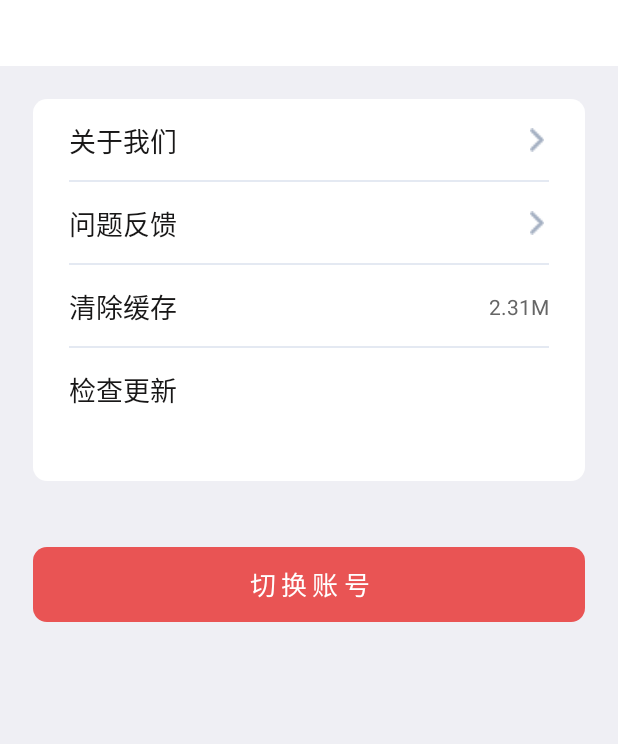
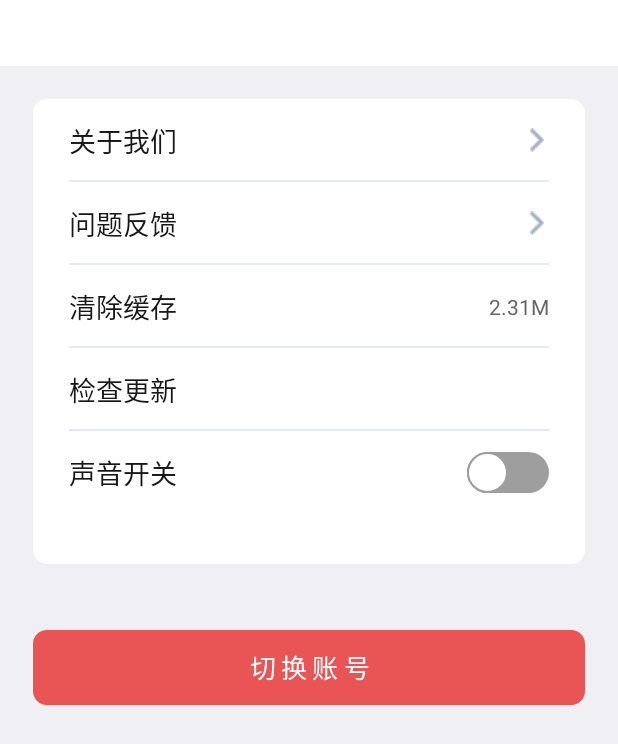
Before and after one commit to flappy8023/jftt, an Android app: the layout activity_setting.xml on its own in the app's theme, with its tools: preview values and no code run, on a phone screen of 412 x 824 dp. Shown: the top 744 px of the screen. Run offline under Robolectric (Android 15) with nearby library versions, the phone set to English and light mode, and no system bars.

Commit message:
增加滑动声音开关

```diff
--- a/app/src/main/java/com/jmtad/jftt/config/Constants.java
+++ b/app/src/main/java/com/jmtad/jftt/config/Constants.java
@@ -10,4 +10,5 @@ public class Constants {
      * 默认的apk下载地址,微信授权后重定向到下载页面
      */
     public static final String APK_DOWNLOAD_URL = "https://youku.linkgift.cn/giftpay_oil_depot/user/wxAuth";
+    public static boolean soundSwtich = true;
 }
--- a/app/src/main/java/com/jmtad/jftt/module/main/ui/HomeActivity.java
+++ b/app/src/main/java/com/jmtad/jftt/module/main/ui/HomeActivity.java
@@ -201,8 +201,10 @@ public class HomeActivity extends BaseActivity<MainPresenter> implements MainCon
         @Override
         public void onSlided(RecyclerView.ViewHolder viewHolder, Banner banner, int direction, int position) {
 
-            //滑动时播放声音，，，，，，！！！
-            SoundPoolUtil.getInstance(HomeActivity.this).play(1);
+            //如果声音开关打开滑动播放声音，(-_-!)
+            if (Constants.soundSwtich) {
+                SoundPoolUtil.getInstance(HomeActivity.this).play(1);
+            }
             int offset = PAGE_SIZE / 2;
             //position是当前所有浏览的计数,循环展示时会超过总数
             position = position % mTotal;
@@ -280,7 +282,9 @@ public class HomeActivity extends BaseActivity<MainPresenter> implements MainCon
 
     }
 
-    /**点赞成功回调，改变点赞数和图标颜色
+    /**
+     * 点赞成功回调，改变点赞数和图标颜色
+     *
      * @param view
      * @param stars 点赞数
      */
@@ -302,7 +306,9 @@ public class HomeActivity extends BaseActivity<MainPresenter> implements MainCon
         tvStar.setText(String.valueOf(stars));
     }
 
-    /**加载最近浏览数据
+    /**
+     * 加载最近浏览数据
+     *
      * @param bannerList
      */
     @Override
@@ -310,7 +316,9 @@ public class HomeActivity extends BaseActivity<MainPresenter> implements MainCon
         extendListHeader.showRecent(bannerList);
     }
 
-    /**加载我的收藏列表
+    /**
+     * 加载我的收藏列表
+     *
      * @param bannerList
      */
     @Override
@@ -359,7 +367,9 @@ public class HomeActivity extends BaseActivity<MainPresenter> implements MainCon
         }
     }
 
-    /**以带有二维码的图片形式分享当前图文
+    /**
+     * 以带有二维码的图片形式分享当前图文
+     *
      * @param banner 当前图文内容
      */
     @Override
@@ -415,7 +425,9 @@ public class HomeActivity extends BaseActivity<MainPresenter> implements MainCon
         presenter.starOrUnStar(banner, view);
     }
 
-    /**跳转详情页或者直接打开图文配置的连接地址
+    /**
+     * 跳转详情页或者直接打开图文配置的连接地址
+     *
      * @param banner
      */
     @Override
--- a/app/src/main/java/com/jmtad/jftt/module/setting/SettingActivity.java
+++ b/app/src/main/java/com/jmtad/jftt/module/setting/SettingActivity.java
@@ -5,7 +5,10 @@ import android.content.Intent;
 import android.os.Bundle;
 import android.support.annotation.Nullable;
 import android.text.TextUtils;
+import android.widget.CompoundButton;
 import android.widget.ImageView;
+import android.widget.RelativeLayout;
+import android.widget.Switch;
 import android.widget.TextView;
 
 import com.allenliu.versionchecklib.v2.builder.DownloadBuilder;
@@ -13,6 +16,7 @@ import com.allenliu.versionchecklib.v2.builder.UIData;
 import com.allenliu.versionchecklib.v2.callback.RequestVersionListener;
 import com.jmtad.jftt.R;
 import com.jmtad.jftt.base.BaseActivity;
+import com.jmtad.jftt.config.Constants;
 import com.jmtad.jftt.customui.dialog.CommonDialog;
 import com.jmtad.jftt.http.bean.response.BaseResponse;
 import com.jmtad.jftt.http.bean.response.CheckUpdateResp;
@@ -20,6 +24,7 @@ import com.jmtad.jftt.module.login.ui.LoginActivity;
 import com.jmtad.jftt.util.CacheUtil;
 import com.jmtad.jftt.util.CheckUpdateUtil;
 import com.jmtad.jftt.util.JsonParse;
+import com.jmtad.jftt.util.SharedPreferenceUtil;
 import com.jmtad.jftt.util.StatusBarUtil;
 import com.jmtad.jftt.util.ThreadPoolUtil;
 import com.jmtad.jftt.util.app.ApkUtil;
@@ -35,6 +40,10 @@ public class SettingActivity extends BaseActivity {
 
     @BindView(R.id.tv_total_cache)
     TextView totalCache;
+    @BindView(R.id.ll_setting_sound_switch)
+    RelativeLayout rlSoundSwitch;
+    @BindView(R.id.switch_sound)
+    Switch soundSwtich;
 
     @Override
     protected void onCreate(Bundle savedInstanceState) {
@@ -52,6 +61,12 @@ public class SettingActivity extends BaseActivity {
         ivTitleLeft.setImageResource(R.drawable.back_black);
         tvTitle.setText(getString(R.string.setting_title));
         showCache();
+        //设置声音开关
+        soundSwtich.setChecked(SharedPreferenceUtil.getInstance().getSoundSwitch());
+        soundSwtich.setOnCheckedChangeListener((compoundButton, b) -> {
+            SharedPreferenceUtil.getInstance().saveSoundSwitch(b);
+            Constants.soundSwtich = b;
+        });
     }
 
     /**
@@ -77,6 +92,10 @@ public class SettingActivity extends BaseActivity {
 
     }
 
+    @OnClick(R.id.ll_setting_sound_switch)
+    public void soundSwitch() {
+        soundSwtich.performClick();
+    }
 
     /**
      * 清除缓存
--- a/app/src/main/java/com/jmtad/jftt/util/SharedPreferenceUtil.java
+++ b/app/src/main/java/com/jmtad/jftt/util/SharedPreferenceUtil.java
@@ -23,7 +23,9 @@ public class SharedPreferenceUtil {
         UNION_ID,
         NICK_NAME,
         PHONE,
-        APK_URL
+        APK_URL,
+        //声音开关
+        SOUND_SWITCH
     }
 
     /**
@@ -75,6 +77,14 @@ public class SharedPreferenceUtil {
 
     public String getPhone() {
         return getStringData(Key.PHONE + "", "");
+    }
+
+    public void saveSoundSwitch(boolean soundSwitch) {
+        setBoolData(Key.SOUND_SWITCH + "", soundSwitch);
+    }
+
+    public boolean getSoundSwitch() {
+        return getBoolData(Key.SOUND_SWITCH + "", true);
     }
 
     public String getStringData(String key, String defaultValue) {
--- /dev/null
+++ b/app/src/main/res/drawable/thumb_close.xml
@@ -0,0 +1,14 @@
+<?xml version="1.0" encoding="utf-8"?>
+<shape xmlns:android="http://schemas.android.com/apk/res/android"
+    android:shape="rectangle">
+    <size android:height="@dimen/px_48" android:width="@dimen/px_48"/>
+    <corners android:radius="@dimen/px_24"/>
+
+    <!-- 变化率 -->
+    <gradient
+        android:endColor="#ffffff"
+        android:startColor="#ffffff" />
+
+    <stroke android:width="1dp"
+        android:color="#9e9e9e"/>
+</shape>
--- /dev/null
+++ b/app/src/main/res/drawable/thumb_open.xml
@@ -0,0 +1,16 @@
+<?xml version="1.0" encoding="utf-8"?>
+<shape xmlns:android="http://schemas.android.com/apk/res/android"
+    android:shape="rectangle">
+    <!-- 高度40 -->
+    <size android:height="@dimen/px_48" android:width="@dimen/px_48"/>
+    <!-- 圆角弧度 20 -->
+    <corners android:radius="@dimen/px_24"/>
+
+    <!-- 变化率 -->
+    <gradient
+        android:endColor="#ffffff"
+        android:startColor="#ffffff" />
+
+    <stroke android:width="1dp"
+        android:color="@color/red_1"/>
+</shape>
--- /dev/null
+++ b/app/src/main/res/drawable/thumb_selector.xml
@@ -0,0 +1,5 @@
+<?xml version="1.0" encoding="utf-8"?>
+<selector xmlns:android="http://schemas.android.com/apk/res/android">
+    <item android:drawable="@drawable/thumb_open" android:state_checked="true" />
+    <item android:drawable="@drawable/thumb_close" />
+</selector>
--- /dev/null
+++ b/app/src/main/res/drawable/track_close.xml
@@ -0,0 +1,11 @@
+<?xml version="1.0" encoding="utf-8"?>
+<shape xmlns:android="http://schemas.android.com/apk/res/android">
+    <!-- 高度  此处设置宽度无效-->
+    <size android:height="@dimen/px_30"/>
+    <corners android:radius="@dimen/px_30"/>
+
+    <!-- 变化率 定义从左到右的颜色不变 -->
+    <gradient
+        android:endColor="#9e9e9e"
+        android:startColor="#9e9e9e" />
+</shape>
--- /dev/null
+++ b/app/src/main/res/drawable/track_open.xml
@@ -0,0 +1,12 @@
+<?xml version="1.0" encoding="utf-8"?>
+<shape xmlns:android="http://schemas.android.com/apk/res/android">
+    <!-- 高度40 -->
+    <size android:height="@dimen/px_30"/>
+    <!-- 圆角弧度 20 -->
+    <corners android:radius="@dimen/px_30"/>
+
+    <!-- 变化率 -->
+    <gradient
+        android:endColor="@color/red_1"
+        android:startColor="@color/red_1" />
+</shape>
--- /dev/null
+++ b/app/src/main/res/drawable/track_selector.xml
@@ -0,0 +1,5 @@
+<?xml version="1.0" encoding="utf-8"?>
+<selector xmlns:android="http://schemas.android.com/apk/res/android">
+    <item android:state_checked="true" android:drawable="@drawable/track_open"/>
+    <item android:drawable="@drawable/track_close"/>
+</selector>
--- a/app/src/main/res/layout/activity_setting.xml
+++ b/app/src/main/res/layout/activity_setting.xml
@@ -123,19 +123,33 @@
                     android:text="@string/setting_check_update"
                     android:textColor="@color/black_textColor"
                     android:textSize="@dimen/sp_32" />
+                <View
+                    android:layout_width="match_parent"
+                    android:layout_height="1dp"
+                    android:layout_alignParentBottom="true"
+                    android:background="@color/gray_1" />
+            </RelativeLayout>
+            <RelativeLayout
+                android:id="@+id/ll_setting_sound_switch"
+                android:layout_width="match_parent"
+                android:layout_height="@dimen/px_100">
 
-                <!--<ImageView-->
-                <!--android:layout_width="@dimen/px_28"-->
-                <!--android:layout_height="@dimen/px_28"-->
-                <!--android:layout_alignParentRight="true"-->
-                <!--android:layout_centerVertical="true"-->
-                <!--android:src="@drawable/right" />-->
+                <TextView
+                    android:layout_width="wrap_content"
+                    android:layout_height="wrap_content"
+                    android:layout_centerVertical="true"
+                    android:text="@string/setting_sound_switch"
+                    android:textColor="@color/black_textColor"
+                    android:textSize="@dimen/sp_32" />
+                <Switch
+                    android:id="@+id/switch_sound"
+                    android:layout_alignParentRight="true"
+                    android:layout_width="wrap_content"
+                    android:thumb="@drawable/thumb_selector"
+                    android:track="@drawable/track_selector"
+                    android:layout_centerVertical="true"
+                    android:layout_height="wrap_content" />
 
-                <!--<View-->
-                <!--android:layout_width="match_parent"-->
-                <!--android:layout_height="1dp"-->
-                <!--android:layout_alignParentBottom="true"-->
-                <!--android:background="@color/gray_1" />-->
             </RelativeLayout>
         </LinearLayout>
 
--- a/app/src/main/res/values/strings.xml
+++ b/app/src/main/res/values/strings.xml
@@ -41,6 +41,7 @@
     <string name="setting_switch_account">切换账号</string>
     <string name="makesure_clear_cache">确定清除所有缓存?</string>
     <string name="clear_done">清除完成</string>
+    <string name="setting_sound_switch">声音开关</string>
     <!--首页-->
     <string name="home_menu_mine">我的</string>
     <string name="home_menu_collect">收藏</string>
```
Also changed, not shown: app/src/main/java/com/jmtad/jftt/customui/MyScrollView.java (+5 -10 lines), 1 other file.
